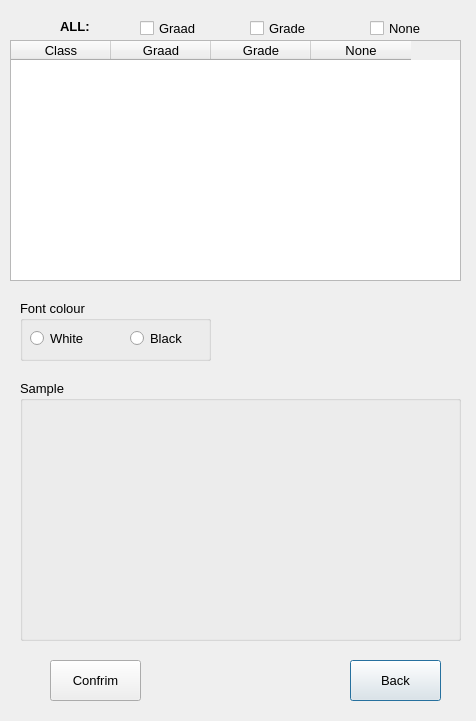
Old version of the form UI/QtDes/KlasfotoSettings.ui in the repository GoGoGadgetGitHub/Klasfotos-Raam.
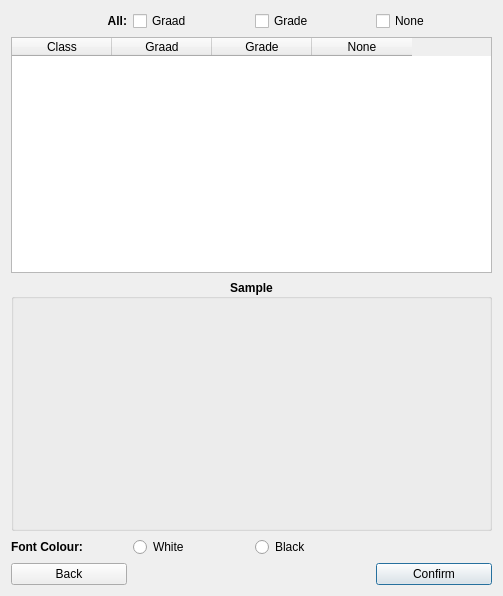
New version of the form.

Patch:
```diff
--- a/UI/QtDes/KlasfotoSettings.ui
+++ b/UI/QtDes/KlasfotoSettings.ui
@@ -6,203 +6,172 @@
    <rect>
     <x>0</x>
     <y>0</y>
-    <width>476</width>
-    <height>721</height>
+    <width>503</width>
+    <height>596</height>
    </rect>
   </property>
-  <property name="font">
-   <font>
-    <pointsize>10</pointsize>
-   </font>
-  </property>
   <property name="windowTitle">
    <string>Dialog</string>
   </property>
-  <widget class="QTableWidget" name="tblSettings">
-   <property name="geometry">
-    <rect>
-     <x>10</x>
-     <y>40</y>
-     <width>451</width>
-     <height>241</height>
-    </rect>
-   </property>
-   <property name="rowCount">
-    <number>0</number>
-   </property>
-   <property name="columnCount">
-    <number>4</number>
-   </property>
-   <column>
-    <property name="text">
-     <string>Class</string>
-    </property>
-   </column>
-   <column>
-    <property name="text">
-     <string>Graad</string>
-    </property>
-   </column>
-   <column>
-    <property name="text">
-     <string>Grade</string>
-    </property>
-   </column>
-   <column>
-    <property name="text">
-     <string>None</string>
-    </property>
-   </column>
-  </widget>
-  <widget class="QPushButton" name="btnBack">
-   <property name="geometry">
-    <rect>
-     <x>350</x>
-     <y>660</y>
-     <width>91</width>
-     <height>41</height>
-    </rect>
-   </property>
-   <property name="text">
-    <string>Back</string>
-   </property>
-  </widget>
-  <widget class="QPushButton" name="btnConfirm">
-   <property name="geometry">
-    <rect>
-     <x>50</x>
-     <y>660</y>
-     <width>91</width>
-     <height>41</height>
-    </rect>
-   </property>
-   <property name="text">
-    <string>Confrim</string>
-   </property>
-  </widget>
-  <widget class="QCheckBox" name="cbxAllGraad">
-   <property name="geometry">
-    <rect>
-     <x>140</x>
-     <y>20</y>
-     <width>61</width>
-     <height>17</height>
-    </rect>
-   </property>
-   <property name="text">
-    <string>Graad</string>
-   </property>
-  </widget>
+  <layout class="QGridLayout" name="gridLayout">
+   <item row="0" column="2">
   <widget class="QCheckBox" name="cbxAllGrade">
-   <property name="geometry">
-    <rect>
-     <x>250</x>
-     <y>20</y>
-     <width>61</width>
-     <height>17</height>
-    </rect>
-   </property>
    <property name="text">
     <string>Grade</string>
    </property>
   </widget>
-  <widget class="QCheckBox" name="cbxAllNone">
-   <property name="geometry">
-    <rect>
-     <x>370</x>
-     <y>20</y>
-     <width>61</width>
-     <height>17</height>
-    </rect>
-   </property>
-   <property name="text">
-    <string>None</string>
-   </property>
-  </widget>
+   </item>
+   <item row="0" column="0">
   <widget class="QLabel" name="label">
-   <property name="geometry">
-    <rect>
-     <x>60</x>
-     <y>20</y>
-     <width>47</width>
-     <height>13</height>
-    </rect>
-   </property>
    <property name="font">
     <font>
-     <pointsize>10</pointsize>
      <bold>true</bold>
     </font>
    </property>
    <property name="text">
-    <string>ALL:</string>
-   </property>
-  </widget>
+      <string>All:</string>
+     </property>
+     <property name="alignment">
+      <set>Qt::AlignmentFlag::AlignRight|Qt::AlignmentFlag::AlignTrailing|Qt::AlignmentFlag::AlignVCenter</set>
+     </property>
+    </widget>
+   </item>
+   <item row="4" column="0" colspan="4">
   <widget class="QGroupBox" name="groupBox">
-   <property name="geometry">
-    <rect>
-     <x>20</x>
-     <y>380</y>
-     <width>441</width>
-     <height>261</height>
-    </rect>
+     <property name="font">
+      <font>
+       <bold>true</bold>
+      </font>
    </property>
    <property name="title">
     <string>Sample</string>
    </property>
+     <property name="alignment">
+      <set>Qt::AlignmentFlag::AlignCenter</set>
+     </property>
+     <layout class="QVBoxLayout" name="verticalLayout">
+      <item>
    <widget class="QLabel" name="imgPreview">
-    <property name="geometry">
-     <rect>
-      <x>50</x>
-      <y>40</y>
+        <property name="minimumSize">
+         <size>
       <width>341</width>
       <height>211</height>
-     </rect>
+         </size>
+        </property>
+        <property name="maximumSize">
+         <size>
+          <width>341</width>
+          <height>211</height>
+         </size>
     </property>
     <property name="text">
      <string/>
     </property>
-   </widget>
-  </widget>
-  <widget class="QGroupBox" name="groupBox_2">
-   <property name="geometry">
-    <rect>
-     <x>20</x>
-     <y>300</y>
-     <width>191</width>
-     <height>61</height>
-    </rect>
-   </property>
-   <property name="title">
-    <string>Font colour</string>
-   </property>
+        <property name="alignment">
+         <set>Qt::AlignmentFlag::AlignCenter</set>
+        </property>
+       </widget>
+      </item>
+     </layout>
+    </widget>
+   </item>
+   <item row="1" column="0" colspan="4">
+    <widget class="QTableWidget" name="tblSettings">
+     <attribute name="horizontalHeaderCascadingSectionResizes">
+      <bool>false</bool>
+     </attribute>
+     <attribute name="horizontalHeaderShowSortIndicator" stdset="0">
+      <bool>false</bool>
+     </attribute>
+     <attribute name="horizontalHeaderStretchLastSection">
+      <bool>false</bool>
+     </attribute>
+     <attribute name="verticalHeaderHighlightSections">
+      <bool>false</bool>
+     </attribute>
+     <attribute name="verticalHeaderShowSortIndicator" stdset="0">
+      <bool>false</bool>
+     </attribute>
+     <attribute name="verticalHeaderStretchLastSection">
+      <bool>false</bool>
+     </attribute>
+     <column>
+      <property name="text">
+       <string>Class</string>
+      </property>
+     </column>
+     <column>
+      <property name="text">
+       <string>Graad</string>
+      </property>
+     </column>
+     <column>
+      <property name="text">
+       <string>Grade</string>
+      </property>
+     </column>
+     <column>
+      <property name="text">
+       <string>None</string>
+      </property>
+     </column>
+    </widget>
+   </item>
+   <item row="0" column="1">
+    <widget class="QCheckBox" name="cbxAllGraad">
+     <property name="text">
+      <string>Graad</string>
+     </property>
+    </widget>
+   </item>
+   <item row="0" column="3">
+    <widget class="QCheckBox" name="cbxAllNone">
+     <property name="text">
+      <string>None</string>
+     </property>
+    </widget>
+   </item>
+   <item row="5" column="0">
+    <widget class="QLabel" name="label_2">
+     <property name="font">
+      <font>
+       <bold>true</bold>
+      </font>
+     </property>
+     <property name="text">
+      <string>Font Colour:</string>
+     </property>
+    </widget>
+   </item>
+   <item row="5" column="1">
    <widget class="QRadioButton" name="rbtWhite">
-    <property name="geometry">
-     <rect>
-      <x>10</x>
-      <y>30</y>
-      <width>82</width>
-      <height>17</height>
-     </rect>
-    </property>
     <property name="text">
      <string>White</string>
     </property>
    </widget>
+   </item>
+   <item row="5" column="2">
    <widget class="QRadioButton" name="rbtBlack">
-    <property name="geometry">
-     <rect>
-      <x>110</x>
-      <y>30</y>
-      <width>82</width>
-      <height>17</height>
-     </rect>
-    </property>
     <property name="text">
      <string>Black</string>
     </property>
    </widget>
-  </widget>
+   </item>
+   <item row="6" column="3">
+    <widget class="QPushButton" name="btnConfirm">
+     <property name="text">
+      <string>Confirm</string>
+     </property>
+    </widget>
+   </item>
+   <item row="6" column="0">
+    <widget class="QPushButton" name="btnBack">
+     <property name="text">
+      <string>Back</string>
+     </property>
+    </widget>
+   </item>
+  </layout>
  </widget>
  <resources/>
  <connections/>
```
Lines whose indentation alone changed are shown as unchanged.
